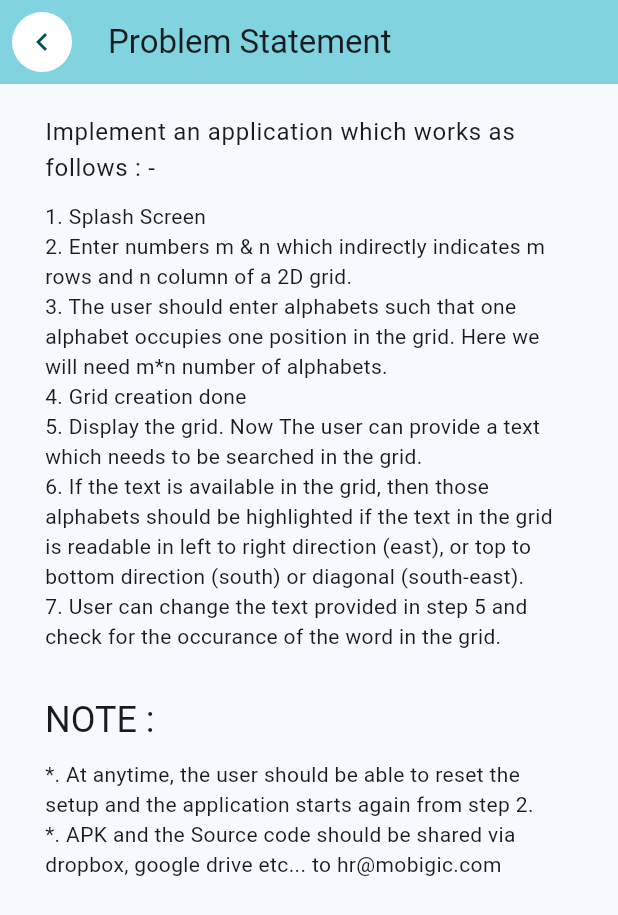
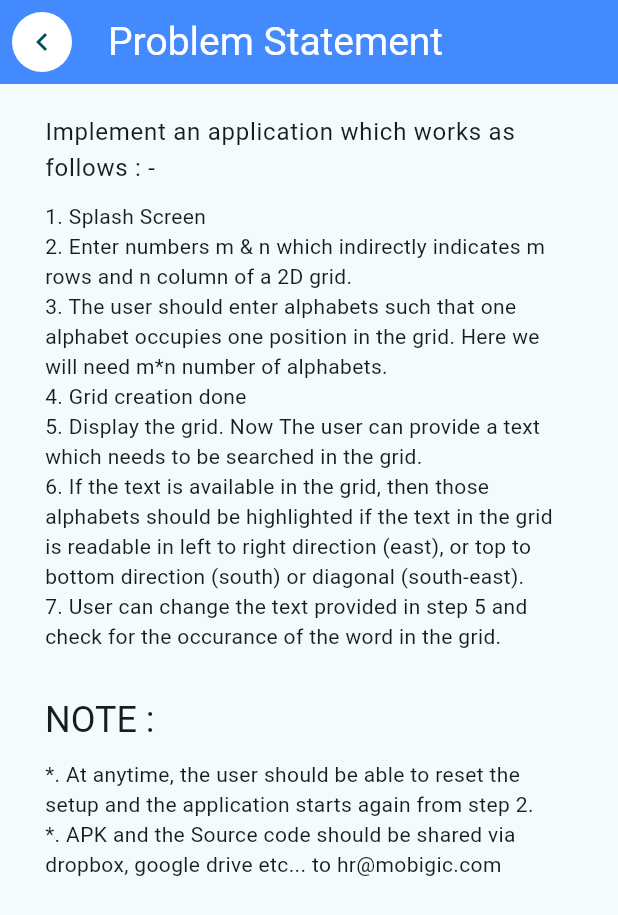
Before and after one commit to sxdpz23/Matrix-Word-Traversal, a Flutter app: the screen it shows after launch, after a tap on the "info" icon, on a phone screen of 412 x 824 dp. Shown: the top 915 px of the screen. Run offline on Flutter 3.47's test engine with Material 3 defaults, Android fonts, the light colour scheme and no system bars.

Commit message:
App Completed
1. Added input box and its functionality
2. Tinkered a bit to avoid exceptions
3. Added constant color values

```diff
--- a/lib/main.dart
+++ b/lib/main.dart
@@ -3,9 +3,7 @@ import 'package:flutter/services.dart';
 
 import 'package:matrix_word_traversal_test/screens/splash.dart';
 
-void main() {
-  runApp(const MyApp());
-}
+void main() => runApp(const MyApp());
 
 class MyApp extends StatelessWidget {
   const MyApp({super.key});
@@ -24,7 +22,7 @@ class MyApp extends StatelessWidget {
         useMaterial3: true,
       ),
       debugShowCheckedModeBanner: false,
-      home: const SplashScreen(duration: Duration(seconds: 1)),
+      home: const SplashScreen(duration: Duration(seconds: 2)),
     );
   }
 }
--- a/lib/model.dart
+++ b/lib/model.dart
@@ -1,3 +1,5 @@
+import 'package:flutter/material.dart';
+
 /// Model to store Row Index and Column Index for a respective value.
 class PointerInfo {
   /// M corresponds to the row number or row index
@@ -45,3 +47,10 @@ bool piListContainsPI(
   }
   return false;
 }
+
+class ConstantValues {
+  static const Color backgroundColor = Colors.white;
+  static const Color accentColor = Colors.blueAccent;
+  static const Color highlightColor = Colors.red;
+  static const Color boxShadowColor = Colors.black26;
+}
--- a/lib/screens/about.dart
+++ b/lib/screens/about.dart
@@ -1,4 +1,5 @@
 import 'package:flutter/material.dart';
+import 'package:matrix_word_traversal_test/model.dart';
 
 /// Static Main Instructions Screen
 class AboutScreen extends StatelessWidget {
@@ -10,18 +11,24 @@ class AboutScreen extends StatelessWidget {
   Widget build(BuildContext context) {
     return Scaffold(
       appBar: AppBar(
-        backgroundColor: Theme.of(context).colorScheme.inversePrimary,
+        backgroundColor: ConstantValues.accentColor,
         leading: GestureDetector(
           onTap: () => Navigator.pop(context),
           child: const Padding(
             padding: EdgeInsets.all(8.0),
             child: CircleAvatar(
-              backgroundColor: Colors.white,
+              backgroundColor: ConstantValues.backgroundColor,
               child: Center(child: Icon(Icons.chevron_left)),
             ),
           ),
         ),
-        title: Text(title),
+        title: Text(
+          title,
+          style: const TextStyle(
+            color: ConstantValues.backgroundColor,
+            fontSize: 26.0,
+          ),
+        ),
       ),
       body: Hero(
         tag: "ABOUTHERO",
--- a/lib/screens/home.dart
+++ b/lib/screens/home.dart
@@ -1,21 +1,22 @@
 import 'package:flutter/cupertino.dart';
 import 'package:flutter/material.dart';
-import 'package:matrix_word_traversal_test/screens/about.dart';
 
-import 'package:matrix_word_traversal_test/screens/instructions.dart';
 import 'package:matrix_word_traversal_test/logic.dart';
 import 'package:matrix_word_traversal_test/model.dart';
+import 'package:matrix_word_traversal_test/screens/instructions.dart';
+import 'package:matrix_word_traversal_test/screens/about.dart';
+import 'package:matrix_word_traversal_test/screens/text_component.dart';
 
-class MyHomePage extends StatefulWidget {
-  const MyHomePage({super.key, required this.title});
+class HomeScreen extends StatefulWidget {
+  const HomeScreen({super.key, required this.title});
 
   final String title;
 
   @override
-  State<MyHomePage> createState() => _MyHomePageState();
+  State<HomeScreen> createState() => _HomeScreenState();
 }
 
-class _MyHomePageState extends State<MyHomePage> {
+class _HomeScreenState extends State<HomeScreen> {
   final int _initialCharCode = 65;
   SearchFor? searchFor;
   Size? totalSize;
@@ -25,6 +26,20 @@ class _MyHomePageState extends State<MyHomePage> {
   bool tp = true;
   AllDirectionalList? toBeColoured;
   bool _checker = true;
+  final textController = TextEditingController();
+
+  @override
+  void initState() {
+    super.initState();
+    // add value of whatever changes happens in
+    textController.addListener(() => textToBeSearched = textController.text);
+  }
+
+  @override
+  void dispose() {
+    textController.dispose();
+    super.dispose();
+  }
 
   /// Reseting all the variables/inputs to null/empty
   void _reset() {
@@ -36,18 +51,18 @@ class _MyHomePageState extends State<MyHomePage> {
     tp = !tp;
     _checker = true;
     toBeColoured = null;
+    textController.text = '-';
   }
 
   /// Main calculations
   AllDirectionalList calculate(
       {required List<List<String>> gridValues, required String pattern}) {
     searchFor = SearchFor(inGrid: gridValues, text: pattern);
-    AllDirectionalList? value;
 
     /// searching at each indices to populate finds
     for (int i = 0; i < gridValues.length; i++) {
       for (int j = 0; j < gridValues[0].length; j++) {
-        value = searchFor!.searchAt(i, j);
+        searchFor!.searchAt(i, j);
       }
     }
 
@@ -65,7 +80,7 @@ class _MyHomePageState extends State<MyHomePage> {
         margin: EdgeInsets.only(
           bottom: MediaQuery.of(context).viewInsets.bottom,
         ),
-        color: CupertinoColors.systemBackground.resolveFrom(context),
+        color: ConstantValues.backgroundColor,
         child: SafeArea(
           top: false,
           child: CupertinoPicker(
@@ -99,7 +114,7 @@ class _MyHomePageState extends State<MyHomePage> {
         margin: EdgeInsets.only(
           bottom: MediaQuery.of(context).viewInsets.bottom,
         ),
-        color: CupertinoColors.systemBackground.resolveFrom(context),
+        color: ConstantValues.backgroundColor,
         child: SafeArea(
           top: false,
           child: CupertinoPicker(
@@ -125,11 +140,11 @@ class _MyHomePageState extends State<MyHomePage> {
     return Container(
       height: 120.0,
       decoration: const BoxDecoration(
-        color: Colors.white,
+        color: ConstantValues.backgroundColor,
         borderRadius: BorderRadius.vertical(top: Radius.circular(20.0)),
         boxShadow: <BoxShadow>[
           BoxShadow(
-            color: Colors.black,
+            color: ConstantValues.boxShadowColor,
             blurRadius: 15.0,
             offset: Offset(0, 2),
           )
@@ -160,9 +175,11 @@ class _MyHomePageState extends State<MyHomePage> {
             child: _displayInfo('n', n),
           ),
           (m != null && n != null) // text-button
-              ? GestureDetector(
-                  onTap: () => setState(() => textToBeSearched = 'AS'),
-                  child: _displayInfo('text', textToBeSearched),
+              ? TextComponent(
+                  width: totalSize!.width * 2 / 5,
+                  controller: textController,
+                  writtenText: textToBeSearched,
+                  function: (value) => setState(() => textToBeSearched = value),
                 )
               : const SizedBox(),
         ],
@@ -179,11 +196,11 @@ class _MyHomePageState extends State<MyHomePage> {
             label == 'text' ? totalSize!.width * 2 / 5 : totalSize!.width / 5,
         margin: const EdgeInsets.symmetric(horizontal: 9.0, vertical: 10.0),
         decoration: BoxDecoration(
-          color: Colors.white,
+          color: ConstantValues.backgroundColor,
           borderRadius: BorderRadius.circular(10.0),
           boxShadow: const [
             BoxShadow(
-              color: Colors.black,
+              color: ConstantValues.boxShadowColor,
               blurRadius: 10.0,
               offset: Offset(2, 2),
             )
@@ -258,15 +275,12 @@ class _MyHomePageState extends State<MyHomePage> {
         valuesInGrid![row][column] == 'null' ? '-' : valuesInGrid![row][column];
     return DataCell(
       DecoratedBox(
-        decoration: BoxDecoration(
-          // color: Colors.blue,
-          borderRadius: BorderRadius.circular(10.0),
-        ),
+        decoration: BoxDecoration(borderRadius: BorderRadius.circular(10.0)),
         child: Text(
           content,
           style: highlight
               ? const TextStyle(
-                  color: Colors.red,
+                  color: ConstantValues.highlightColor,
                   fontWeight: FontWeight.bold,
                   fontSize: 30.0,
                 )
@@ -299,13 +313,20 @@ class _MyHomePageState extends State<MyHomePage> {
       _checker = false;
     }
 
-    return Scaffold(
+    return GestureDetector(
+      onTap: () => FocusScope.of(context).requestFocus(FocusNode()),
+      child: Scaffold(
         appBar: AppBar(
-        backgroundColor: Theme.of(context).colorScheme.inversePrimary,
-        title: Text(widget.title),
-
-        /// All action buttons in 1 function
+          backgroundColor: ConstantValues.accentColor,
+          title: Text(
+            widget.title,
+            style: const TextStyle(
+              color: ConstantValues.backgroundColor,
+              fontSize: 26.0,
+            ),
+          ),
           actions: List.generate(
+            // All action buttons in 1 function
             3,
             (index) => Padding(
               padding: const EdgeInsets.only(right: 10.0),
@@ -314,9 +335,9 @@ class _MyHomePageState extends State<MyHomePage> {
                     ? 'Problem Statement'
                     : (index == 1 ? 'Submit' : 'Reset'),
                 child: GestureDetector(
-                onTap: () => setState(() {
+                  onTap: () {
                     switch (index) {
-                    case 0:
+                      case 0: // for Problem Statement Screen
                         Navigator.push(
                           context,
                           MaterialPageRoute(
@@ -324,19 +345,41 @@ class _MyHomePageState extends State<MyHomePage> {
                         );
                         break;
                       case 1:
-                      toBeColoured = calculate(
-                          gridValues: valuesInGrid!, pattern: textToBeSearched);
+                        if (valuesInGrid != null && textToBeSearched != '') {
+                          setState(() => toBeColoured = calculate(
+                              gridValues: valuesInGrid!,
+                              pattern: textToBeSearched));
+                        }
+                        if (valuesInGrid == null || _listEmpty(valuesInGrid!)) {
+                          ScaffoldMessenger.of(context)
+                              .showSnackBar(const SnackBar(
+                            padding: EdgeInsets.only(
+                                bottom: 20.0,
+                                top: 20.0,
+                                left: 24.0,
+                                right: 24.0),
+                            elevation: 10.0,
+                            shape: RoundedRectangleBorder(
+                              borderRadius:
+                                  BorderRadius.all(Radius.circular(10.0)),
+                            ),
+                            backgroundColor: ConstantValues.accentColor,
+                            content: Text(
+                                "Please first input all the values as per the instructions!!"),
+                          ));
+                        }
                         break;
                       case 2:
-                      _reset();
+                        setState(() => _reset());
                         break;
                     }
-                }),
+                  },
                   child: Hero(
-                  tag:
-                      index == 0 ? "ABOUTHERO" : (index == 1 ? 'HERO' : 'hero'),
+                    tag: index == 0
+                        ? "ABOUTHERO"
+                        : (index == 1 ? 'HERO' : 'hero'),
                     child: CircleAvatar(
-                    backgroundColor: Colors.white,
+                      backgroundColor: ConstantValues.backgroundColor,
                       child: Center(
                         child: Icon(index == 0
                             ? Icons.info_outlined
@@ -374,6 +417,7 @@ class _MyHomePageState extends State<MyHomePage> {
             ],
           ),
         ),
+      ),
     );
   }
 }
--- a/lib/screens/instructions.dart
+++ b/lib/screens/instructions.dart
@@ -11,9 +11,12 @@ class InstructionsScreen extends StatelessWidget {
       child: Column(
         mainAxisAlignment: MainAxisAlignment.start,
         children: <Widget>[
-          Text(
-            'Please follow the below mentioned instructions : -',
-            style: Theme.of(context).textTheme.bodyLarge,
+          Align(
+            alignment: Alignment.centerLeft,
+            child: Text(
+              'Please follow the below mentioned instructions : -',
+              style: Theme.of(context).textTheme.bodyLarge,
+            ),
           ),
           const SizedBox(height: 10.0),
           Text(
--- a/lib/screens/splash.dart
+++ b/lib/screens/splash.dart
@@ -1,6 +1,7 @@
 import 'dart:async';
 
 import 'package:flutter/material.dart';
+import 'package:matrix_word_traversal_test/model.dart';
 import 'package:matrix_word_traversal_test/screens/home.dart';
 
 /// Splash Screen for the aApplication
@@ -15,14 +16,45 @@ class SplashScreen extends StatelessWidget {
     Timer.periodic(duration, (timer) {
       Navigator.of(context).pushReplacement(
         MaterialPageRoute(
-            builder: (context) => const MyHomePage(title: "Test Puzzle")),
+            builder: (context) => const HomeScreen(title: "Test Puzzle")),
       );
       timer.cancel();
     });
     return Scaffold(
-      backgroundColor: Colors.black,
+      backgroundColor: ConstantValues.backgroundColor,
       body: Center(
-        child: FlutterLogo(size: MediaQuery.of(context).size.width * 0.2),
+        child: Column(
+          mainAxisAlignment: MainAxisAlignment.center,
+          crossAxisAlignment: CrossAxisAlignment.center,
+          children: <Widget>[
+            FlutterLogo(size: MediaQuery.of(context).size.width * 0.2),
+            const SizedBox(height: 50.0),
+            RichText(
+                textAlign: TextAlign.center,
+                text: TextSpan(
+                  style: Theme.of(context).textTheme.bodyMedium,
+                  text: "Mobigic Test\n",
+                  children: <TextSpan>[
+                    TextSpan(
+                      text: "Puzzle: 2D Matrix Aplhabet\nPattern Search\n",
+                      style: Theme.of(context).textTheme.headlineSmall,
+                    ),
+                    TextSpan(
+                      text: "App Designed by ",
+                      style: Theme.of(context).textTheme.bodyMedium,
+                    ),
+                    const TextSpan(
+                        text: "sxpz23",
+                        style: TextStyle(
+                          color: ConstantValues.accentColor,
+                          fontWeight: FontWeight.bold,
+                          fontSize: 16.0,
+                          fontStyle: FontStyle.italic,
+                        )),
+                  ],
+                )),
+          ],
+        ),
       ),
     );
   }
```
Also changed, not shown: lib/logic.dart (+30 -24 lines), lib/screens/text_component.dart (added, +61 -0 lines). Lines whose indentation alone changed are shown as unchanged.
